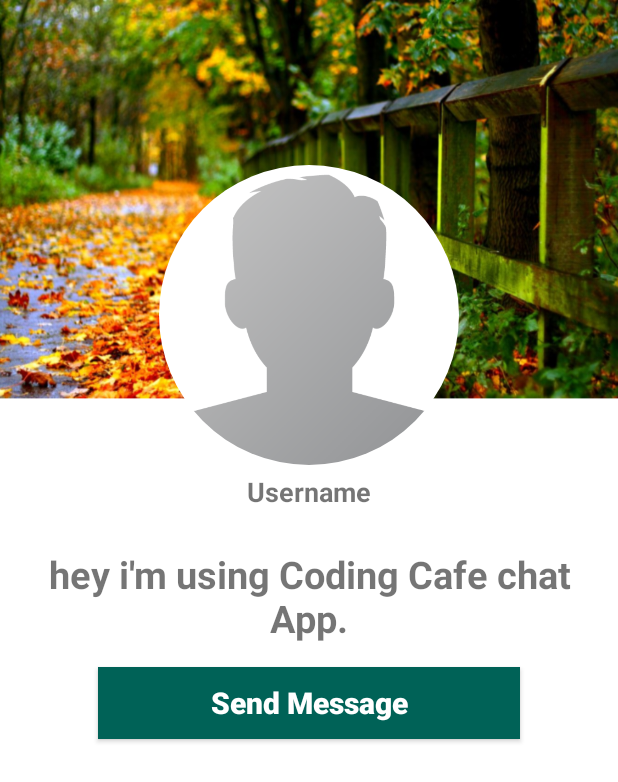
After one commit to Quantth1302/flirtatious-chatapp, an Android app: the layout activity_profile.xml on its own in the app's theme, with its tools: preview values and no code run, on a phone screen of 412 x 824 dp. The commit adds this screen. Shown: the top 782 px of the screen. Run offline under Robolectric (Android 15) with nearby library versions, the phone set to English and light mode, and no system bars.

Commit message:
build pharse profile

```diff
--- a/app/src/main/AndroidManifest.xml
+++ b/app/src/main/AndroidManifest.xml
@@ -11,9 +11,10 @@
         android:roundIcon="@mipmap/ic_launcher_round"
         android:supportsRtl="true"
         android:theme="@style/AppTheme">
+        <activity android:name=".activity.ProfileActivity"></activity>
         <activity
             android:name=".activity.FindFriendsActivity"
-            android:parentActivityName=".activity.MainActivity"></activity>
+            android:parentActivityName=".activity.MainActivity" />
         <activity android:name=".activity.PhoneLoginActivity" />
         <activity android:name=".activity.GroupChatActivity" />
         <activity android:name=".activity.SettingsActivity" />
--- a/app/src/main/java/com/quannv/flirtatiouschat/activity/FindFriendsActivity.java
+++ b/app/src/main/java/com/quannv/flirtatiouschat/activity/FindFriendsActivity.java
@@ -78,9 +78,9 @@
                             {
                                 String visit_user_id = getRef(position).getKey();
 
-//                                Intent profileIntent = new Intent(FindFriendsActivity.this, ProfileActivity.class);
-//                                profileIntent.putExtra("visit_user_id", visit_user_id);
-//                                startActivity(profileIntent);
+                                Intent profileIntent = new Intent(FindFriendsActivity.this, ProfileActivity.class);
+                                profileIntent.putExtra("visit_user_id", visit_user_id);
+                                startActivity(profileIntent);
                             }
                         });
                     }
--- /dev/null
+++ b/app/src/main/res/layout/activity_profile.xml
@@ -0,0 +1,81 @@
+<?xml version="1.0" encoding="utf-8"?>
+<RelativeLayout xmlns:android="http://schemas.android.com/apk/res/android"
+    xmlns:app="http://schemas.android.com/apk/res-auto"
+    xmlns:tools="http://schemas.android.com/tools"
+    android:layout_width="match_parent"
+    android:layout_height="match_parent"
+    android:background="@drawable/profile_activity"
+    tools:context=".activity.ProfileActivity">
+
+    <de.hdodenhof.circleimageview.CircleImageView
+        android:id="@+id/visit_profile_image"
+        android:layout_width="200dp"
+        android:layout_height="200dp"
+        android:layout_alignParentTop="true"
+        android:layout_centerHorizontal="true"
+        android:layout_marginTop="110dp"
+        android:src="@drawable/profile_image" />
+
+    <TextView
+        android:id="@+id/visit_user_name"
+        android:layout_width="match_parent"
+        android:layout_height="wrap_content"
+        android:layout_below="@+id/visit_profile_image"
+        android:layout_marginLeft="15dp"
+        android:layout_marginTop="5dp"
+        android:layout_marginRight="15dp"
+        android:text="Username"
+        android:textAlignment="center"
+        android:textAllCaps="false"
+        android:textSize="18sp"
+        android:textStyle="bold" />
+
+
+    <TextView
+        android:id="@+id/visit_profile_status"
+        android:layout_width="match_parent"
+        android:layout_height="wrap_content"
+        android:layout_below="@+id/visit_user_name"
+        android:layout_marginLeft="15dp"
+        android:layout_marginTop="25dp"
+        android:layout_marginRight="15dp"
+        android:text="hey i'm using Coding Cafe chat App."
+        android:textAlignment="center"
+        android:textAllCaps="false"
+        android:textSize="25sp"
+        android:textStyle="bold" />
+
+
+    <Button
+        android:id="@+id/send_message_request_button"
+        android:layout_width="match_parent"
+        android:layout_height="wrap_content"
+        android:layout_below="@+id/visit_profile_status"
+        android:layout_marginLeft="65dp"
+        android:layout_marginTop="15dp"
+        android:layout_marginRight="65dp"
+        android:background="@drawable/buttons"
+        android:text="Send Message"
+        android:textAllCaps="false"
+        android:textColor="@android:color/background_light"
+        android:textSize="20sp"
+        android:textStyle="bold" />
+
+
+    <Button
+        android:id="@+id/decline_message_request_button"
+        android:layout_width="match_parent"
+        android:layout_height="wrap_content"
+        android:layout_below="@+id/send_message_request_button"
+        android:layout_marginLeft="65dp"
+        android:layout_marginTop="6dp"
+        android:layout_marginRight="65dp"
+        android:background="@drawable/buttons"
+        android:text="Cancel Chat Request"
+        android:textAllCaps="false"
+        android:textColor="@android:color/background_light"
+        android:textSize="20sp"
+        android:textStyle="bold"
+        android:visibility="invisible" />
+
+</RelativeLayout>
```
Also changed, not shown: app/src/main/java/com/quannv/flirtatiouschat/activity/ProfileActivity.java (added, +310 -0 lines).
